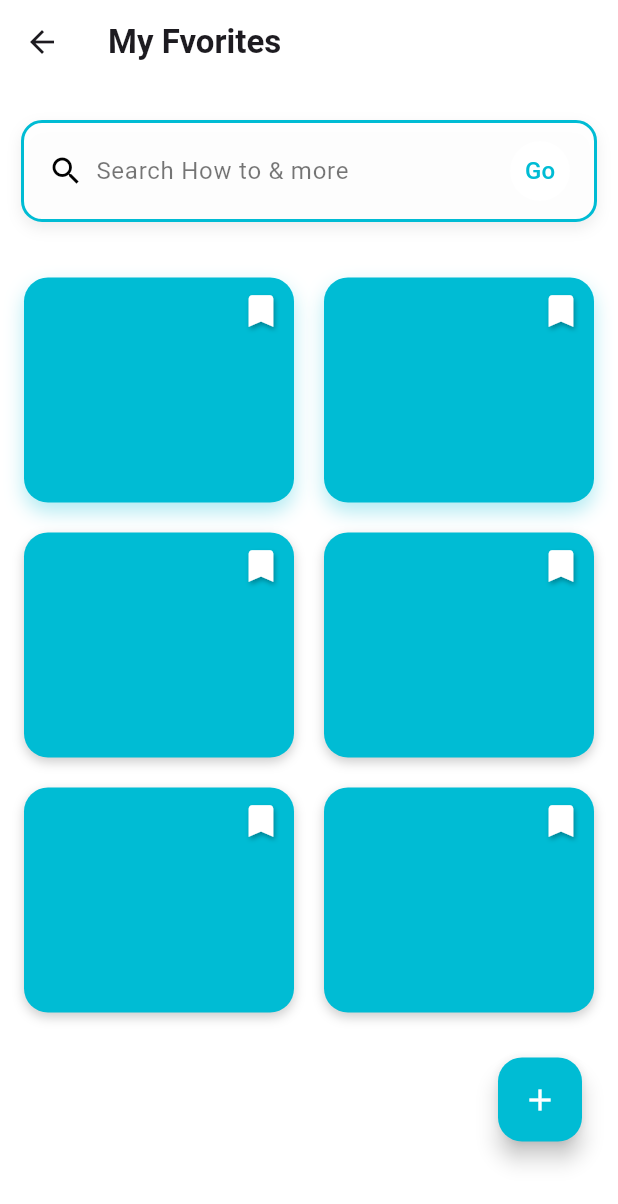
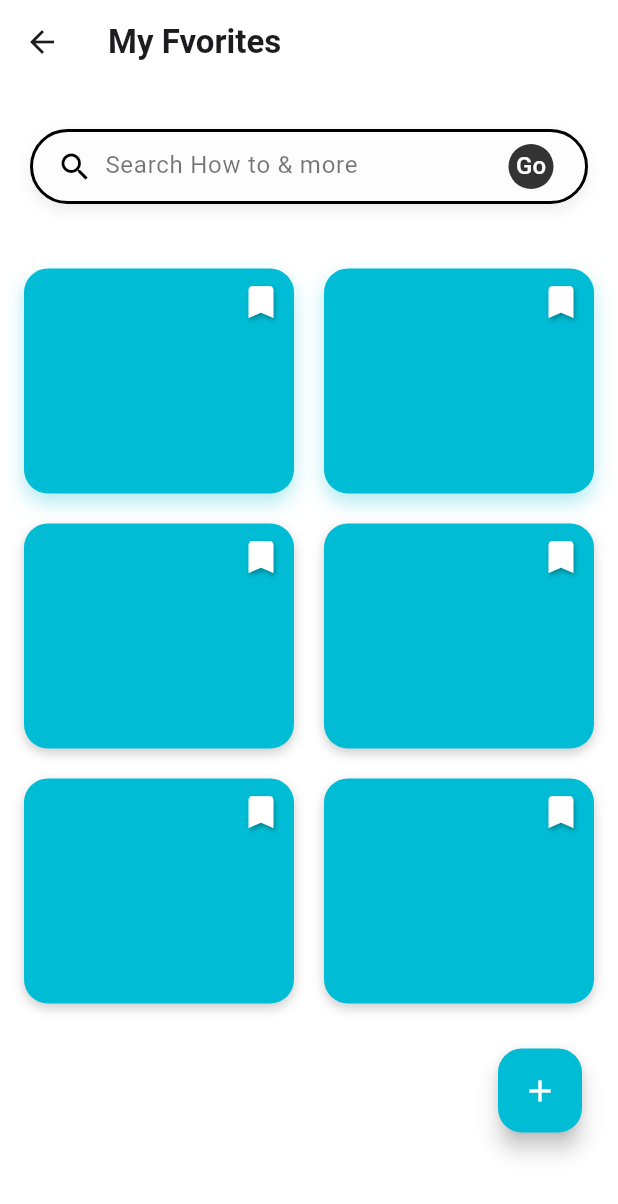
Before and after one commit to DevBeastTeam/rent, a Flutter app: the Favourite screen opened directly, on a phone screen of 412 x 824 dp. Shown: the top 1204 px of the screen. Run offline on Flutter 3.47's test engine with Material 3 defaults, Android fonts, the phone set to English and light mode, and no system bars.

Commit message:
my fav page seted

```diff
--- a/lib/fvrt.dart
+++ b/lib/fvrt.dart
@@ -28,12 +28,13 @@ class _FavouriteState extends State<Favourite> {
             SizedBox(height: 10),
             Center(
               child: Padding(
-                padding: const EdgeInsets.all(14.0),
+                padding: const EdgeInsets.all(20.0),
                 child: Container(
+                  height: 50,
                   decoration: BoxDecoration(
                     color: Colors.white.withOpacity(0.9),
-                    border: Border.all(color: Colors.cyan, width: 2),
-                    borderRadius: BorderRadius.circular(14),
+                    border: Border.all(color: Colors.black, width: 2),
+                    borderRadius: BorderRadius.circular(30),
                     boxShadow: [
                       BoxShadow(
                         color: Colors.grey.withOpacity(0.2),
@@ -61,8 +62,11 @@ class _FavouriteState extends State<Favourite> {
                       ),
                       SizedBox(width: 8),
                       CircleAvatar(
-                        backgroundColor: Colors.white.withOpacity(0.8),
-                        child: Text('Go', style: TextStyle(color: Colors.cyan)),
+                        backgroundColor: Colors.black.withOpacity(0.8),
+                        child: Text(
+                          'Go',
+                          style: TextStyle(color: Colors.white),
+                        ),
                       ),
                     ],
                   ),
```
